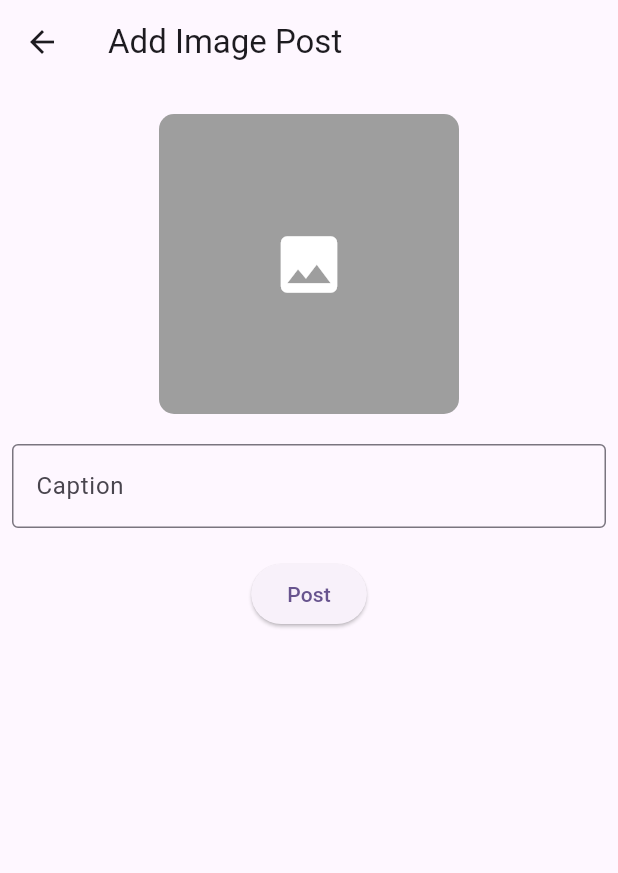
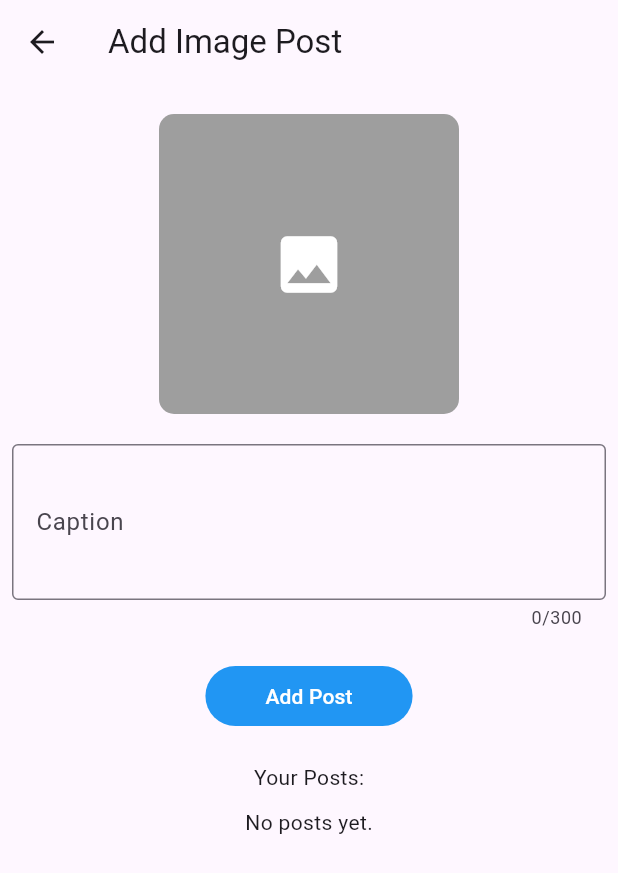
Before and after one commit to TariqMehmood1004/CryptoCrafter, a Flutter app: the AddImagePost screen opened directly, on a phone screen of 412 x 824 dp. Shown: the top 873 px of the screen. Run offline on Flutter 3.47's test engine with Material 3 defaults, Android fonts, the phone set to English and light mode, and no system bars; our stand-ins replace cloud_firestore, firebase_auth, firebase_core, firebase_storage, image_picker; accounts and stored records are empty.

Commit message:
Show image posts

```diff
--- a/lib/firebase_services/add_image_post.dart
+++ b/lib/firebase_services/add_image_post.dart
@@ -1,9 +1,12 @@
+// ignore_for_file: unused_local_variable
+
 import 'dart:io';
 
 import 'package:cloud_firestore/cloud_firestore.dart';
 import 'package:firebase_storage/firebase_storage.dart';
 
 class ImagePost {
+  String? id;
   String? imageUrl;
   String? caption;
   String? uploadedBy;
@@ -11,6 +14,7 @@ class ImagePost {
   Timestamp? createdAt;
 
   ImagePost({
+    this.id,
     this.imageUrl,
     this.caption,
     this.uploadedBy,
@@ -27,6 +31,7 @@ class ImagePost {
       };
 
   static ImagePost fromJson(Map<String, dynamic> json) => ImagePost(
+        id: json['id'],
         imageUrl: json['imageUrl'],
         caption: json['caption'],
         uploadedBy: json['uploadedBy'],
@@ -51,6 +56,28 @@ class AddImagePostService {
 
   Future<void> addImagePost(ImagePost post) async {
     CollectionReference posts = _firestore.collection('posts');
-    await posts.add(post.toJson());
+    DocumentReference documentReference = await posts.add(post.toJson());
+
+    // Update the post ID
+    post.id = documentReference.id;
+    await documentReference.update({'id': post.id});
+  }
+
+  Future<List<ImagePost>> getUserImagePosts(String userId) async {
+    CollectionReference posts = _firestore.collection('posts');
+    QuerySnapshot querySnapshot =
+        await posts.where('uploadedBy', isEqualTo: userId).get();
+    List<ImagePost> post = querySnapshot.docs
+        .map((doc) => ImagePost.fromJson(doc.data() as Map<String, dynamic>))
+        .toList();
+    return post;
+  }
+
+  Future<ImagePost> getImagePostById(String postId) async {
+    CollectionReference posts = _firestore.collection('posts');
+    DocumentSnapshot documentSnapshot = await posts.doc(postId).get();
+    ImagePost post =
+        ImagePost.fromJson(documentSnapshot.data() as Map<String, dynamic>);
+    return post;
   }
 }
--- a/lib/screens/admin/add_post/add_image_post.dart
+++ b/lib/screens/admin/add_post/add_image_post.dart
@@ -1,4 +1,4 @@
-// ignore_for_file: unused_field, use_build_context_synchronously
+// ignore_for_file: use_build_context_synchronously, unused_field, camel_case_types
 
 import 'dart:io';
 import 'package:cloud_firestore/cloud_firestore.dart';
@@ -6,6 +6,7 @@ import 'package:flutter/material.dart';
 import 'package:image_picker/image_picker.dart';
 import 'package:firebase_auth/firebase_auth.dart';
 import 'package:trading_app/firebase_services/add_image_post.dart';
+import 'package:trading_app/screens/admin/add_post/views/show_image_post.dart';
 
 class AddImagePost extends StatefulWidget {
   const AddImagePost({super.key});
@@ -26,6 +27,8 @@ class _AddImagePostState extends State<AddImagePost> {
 
   AddImagePostService addImagePostService = AddImagePostService();
 
+  List<ImagePost> _userPosts = [];
+
   @override
   void initState() {
     super.initState();
@@ -34,9 +37,15 @@ class _AddImagePostState extends State<AddImagePost> {
         _user = user;
         if (_user != null) {
           _userId = _user!.uid;
+          getUserImagePosts();
         }
       });
     });
+  }
+
+  Future<void> getUserImagePosts() async {
+    _userPosts = await addImagePostService.getUserImagePosts(_userId);
+    setState(() {});
   }
 
   @override
@@ -93,23 +102,92 @@ class _AddImagePostState extends State<AddImagePost> {
                     _caption = value;
                   });
                 },
+                maxLines: 3,
+                maxLength: 300,
+                keyboardType: TextInputType.multiline,
+                textInputAction: TextInputAction.done,
               ),
               const SizedBox(height: 20),
-              ElevatedButton(
+              myButtonWidget(
+                image: _image,
+                caption: _caption,
+                addImagePostService: addImagePostService,
+                userId: _userId,
+              ),
+              const SizedBox(height: 20),
+              Text('Your Posts:',
+                  style: Theme.of(context).textTheme.bodyMedium),
+              const SizedBox(height: 10),
+              _userPosts.isNotEmpty
+                  ? ListView.builder(
+                      shrinkWrap: true,
+                      physics: const NeverScrollableScrollPhysics(),
+                      itemCount: _userPosts.length,
+                      itemBuilder: (context, index) {
+                        ImagePost post = _userPosts[index];
+                        return Card(
+                          child: ListTile(
+                            title: Text(post.caption ?? ''),
+                            subtitle:
+                                Text('Posted on ${post.createdAt!.toDate()}'),
+                            trailing: Image.network(post.imageUrl ?? ''),
+                            onTap: () async {
+                              // Get image post by ID
+                              ImagePost detailedPost = await addImagePostService
+                                  .getImagePostById(post.id ?? '');
+
+                              // Navigate to ShowImagePost screen
+                              Navigator.push(
+                                context,
+                                MaterialPageRoute(
+                                  builder: (context) =>
+                                      ShowImagePost(imagePost: detailedPost),
+                                ),
+                              );
+                            },
+                          ),
+                        );
+                      },
+                    )
+                  : const Text('No posts yet.'),
+            ],
+          ),
+        ),
+      ),
+    );
+  }
+}
+
+class myButtonWidget extends StatelessWidget {
+  const myButtonWidget({
+    super.key,
+    required XFile? image,
+    required String? caption,
+    required this.addImagePostService,
+    required String userId,
+  })  : _image = image,
+        _caption = caption,
+        _userId = userId;
+
+  final XFile? _image;
+  final String? _caption;
+  final AddImagePostService addImagePostService;
+  final String _userId;
+
+  @override
+  Widget build(BuildContext context) {
+    return TextButton(
       onPressed: () async {
         if (_image != null && _caption != null) {
           // Upload image to Firebase Storage
-                    String imageUrl =
-                        await addImagePostService.uploadImage(_image!.path);
+          String imageUrl = await addImagePostService.uploadImage(_image!.path);
 
           // Add post to Firestore
           ImagePost post = ImagePost(
             imageUrl: imageUrl,
             caption: _caption,
-                      uploadedBy:
-                          _userId, // Set uploadedBy to the logged-in user ID
-                      isAdminPosted:
-                          false, // Set isAdminPosted to false for non-Admin posts
+            uploadedBy: _userId,
+            isAdminPosted: true,
             createdAt: Timestamp.now(),
           );
           await addImagePostService.addImagePost(post);
@@ -119,18 +197,18 @@ class _AddImagePostState extends State<AddImagePost> {
         } else {
           ScaffoldMessenger.of(context).showSnackBar(
             const SnackBar(
-                        content:
-                            Text('Please select an image and enter a caption.'),
+              content: Text('Please select an image and enter a caption.'),
             ),
           );
         }
       },
-                child: const Text('Post'),
-              ),
-            ],
-          ),
-        ),
-      ),
+      style: ButtonStyle(
+          backgroundColor: MaterialStateProperty.all(Colors.blue),
+          foregroundColor: MaterialStateProperty.all(Colors.white),
+          padding: MaterialStateProperty.all(
+            const EdgeInsets.symmetric(horizontal: 40, vertical: 10),
+          )),
+      child: const Text('Add Post'),
     );
   }
 }
```
Also changed, not shown: lib/screens/admin/add_post/views/show_image_post.dart (added, +36 -0 lines), lib/screens/admin_login.dart (+11 -11 lines). Lines whose indentation alone changed are shown as unchanged.
